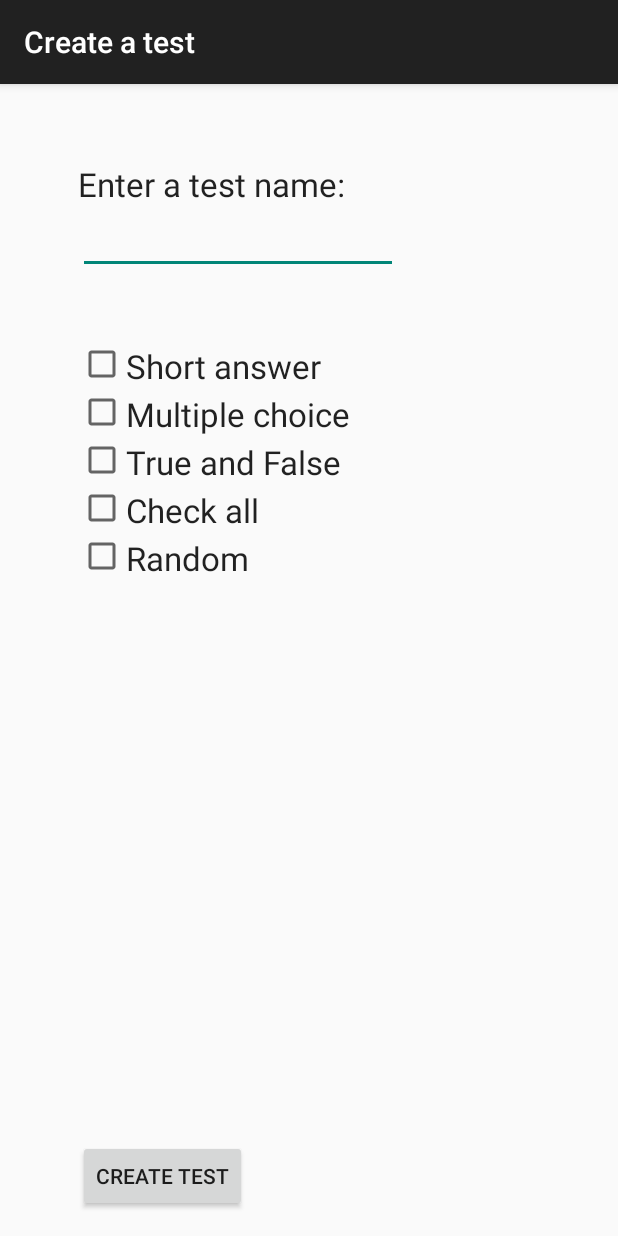
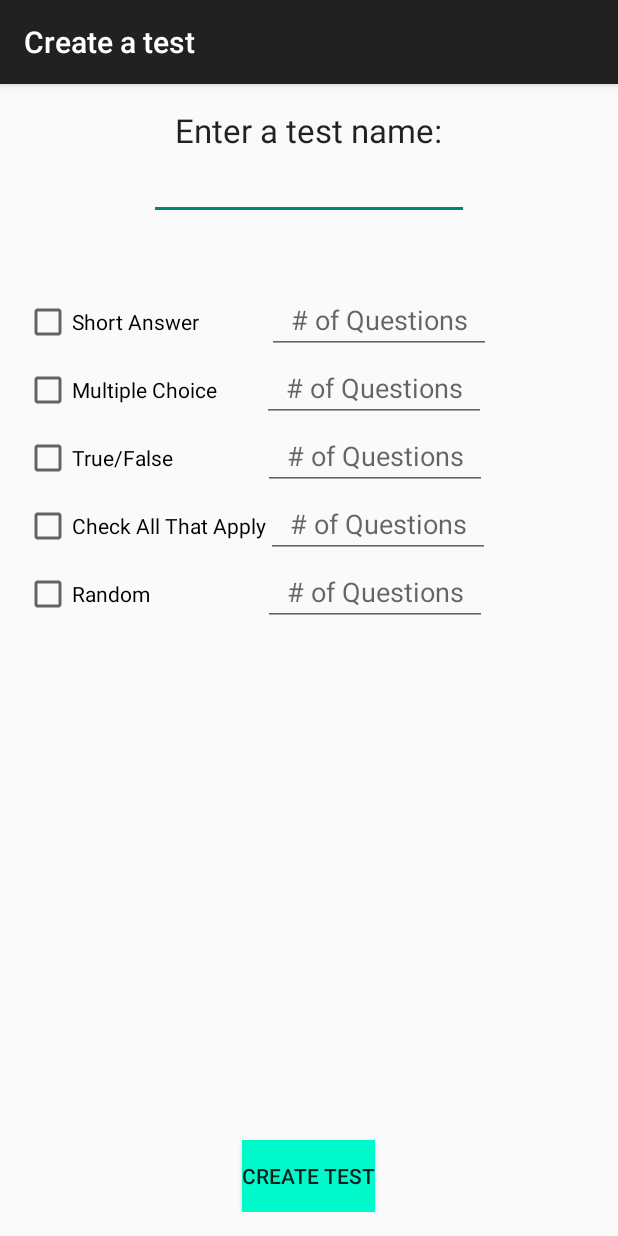
Before and after one commit to dhamilton13/quizapp, an Android app: the CreateTest screen opened directly, with no data from a screen before it, on a phone screen of 412 x 824 dp. Run offline under Robolectric (Android 15) with nearby library versions, the phone set to English and light mode, and no system bars.

Commit message:
Randomize with ammount of cards

```diff
--- a/app/src/main/java/com/example/quizletclone/ApplicationDatabase.java
+++ b/app/src/main/java/com/example/quizletclone/ApplicationDatabase.java
@@ -22,6 +22,13 @@ public class ApplicationDatabase extends SQLiteOpenHelper {
     private static final String COL_6_T2 = "CA";
     private static final String COL_7_T2 = "FLASHCARDS";
     private static final String COL_8_T2 = "RA";
+
+    private static final String COL_9_T2 = "SANUM";
+    private static final String COL_10_T2 = "MCNUM";
+    private static final String COL_11_T2 = "TFNUM";
+    private static final String COL_12_T2 = "CANUM";
+    private static final String COL_13_T2 = "RANUM";
+
     private static final String COL_1_T1 = "QUESTION";
     private static final String COL_2_T1 = "ANSWER";
     private static final String COL_3_T1 = "TAG";
@@ -38,7 +45,7 @@ public class ApplicationDatabase extends SQLiteOpenHelper {
     @Override
     public void onCreate(SQLiteDatabase db)  {
         db.execSQL("create table " + TABLE_3_NAME + "(TAG TEXT UNIQUE)");
-        db.execSQL("create table " + TABLE_2_NAME + "(NAME TEXT, DYNAMIC INT, SA INT, MC INT, TF INT, CA INT, RA INT, FLASHCARDS TEXT)");
+        db.execSQL("create table " + TABLE_2_NAME + "(NAME TEXT, DYNAMIC INT, SA INT, MC INT, TF INT, CA INT, RA INT, FLASHCARDS TEXT, SANUM INT, MCNUM INT, TFNUM, CANUM INT, RANUM INT)");
         db.execSQL("create table " + TABLE_NAME + "(QUESTION TEXT, ANSWER TEXT, TAG TEXT, CATEGORY TEXT, ANSWERLIST TEXT)");
     }
 
@@ -68,7 +75,8 @@ public class ApplicationDatabase extends SQLiteOpenHelper {
     }
 
     public boolean insertTestData(String testName, boolean isDynamic, boolean isSA, boolean isMC,
-                                  boolean isTF, boolean isCA, boolean isRA, String flashcards) {
+                                  boolean isTF, boolean isCA, boolean isRA, String flashcards,
+                                  int saNum, int mcNum, int tfNum, int caNum, int raNum) {
         SQLiteDatabase db = this.getWritableDatabase();
         ContentValues contentValues = new ContentValues();
         contentValues.put(COL_1_T2, testName);
@@ -79,6 +87,11 @@ public class ApplicationDatabase extends SQLiteOpenHelper {
         contentValues.put(COL_6_T2, isCA);
         contentValues.put(COL_8_T2, isRA);
         contentValues.put(COL_7_T2, flashcards);
+        contentValues.put(COL_9_T2, saNum);
+        contentValues.put(COL_10_T2, mcNum);
+        contentValues.put(COL_11_T2, tfNum);
+        contentValues.put(COL_12_T2, caNum);
+        contentValues.put(COL_13_T2, raNum);
 
         long result = db.insert(TABLE_2_NAME, null, contentValues);
 
--- a/app/src/main/res/layout/activity_create_test.xml
+++ b/app/src/main/res/layout/activity_create_test.xml
@@ -1,11 +1,12 @@
 <?xml version="1.0" encoding="utf-8"?>
-<RelativeLayout xmlns:android="http://schemas.android.com/apk/res/android"
+<LinearLayout xmlns:android="http://schemas.android.com/apk/res/android"
     xmlns:tools="http://schemas.android.com/tools" android:layout_width="match_parent"
     android:layout_height="match_parent" android:paddingLeft="@dimen/activity_horizontal_margin"
     android:paddingRight="@dimen/activity_horizontal_margin"
     android:paddingTop="@dimen/activity_vertical_margin"
     android:paddingBottom="@dimen/activity_vertical_margin"
     android:id="@+id/layout"
+    android:orientation="vertical"
     tools:context="com.example.quizletclone.CreateTest">
 
     <TextView
@@ -14,12 +15,7 @@
         android:textAppearance="?android:attr/textAppearanceLarge"
         android:text="Enter a test name:"
         android:id="@+id/testName"
-        android:layout_marginLeft="36dp"
-        android:layout_marginStart="36dp"
-        android:layout_alignParentTop="true"
-        android:layout_alignParentLeft="true"
-        android:layout_alignParentStart="true"
-        android:layout_marginTop="36dp" />
+        android:layout_gravity="center"/>
 
     <EditText
         android:layout_width="wrap_content"
@@ -27,115 +23,164 @@
         android:inputType="textPersonName"
         android:ems="10"
         android:id="@+id/nameField"
-        android:layout_below="@+id/testName"
-        android:layout_alignLeft="@+id/testName"
-        android:layout_alignStart="@+id/testName" />
+        android:layout_gravity="center"/>
+
+    <!--<LinearLayout-->
+        <!--android:layout_width="wrap_content"-->
+        <!--android:layout_height="wrap_content"-->
+        <!--android:orientation="horizontal"-->
+        <!--android:layout_marginTop="44dp"-->
+        <!--android:layout_gravity="right">-->
+        <!--<TextView-->
+            <!--android:layout_width="0dp"-->
+            <!--android:layout_height="0dp"-->
+            <!--android:layout_weight="100"/>-->
+        <!--<TextView-->
+            <!--android:layout_width="wrap_content"-->
+            <!--android:layout_height="wrap_content"-->
+            <!--android:text="Number of Questions: "-->
+            <!--android:gravity="right"/>-->
+    <!--</LinearLayout>-->
+
+
+    <LinearLayout
+        android:layout_width="wrap_content"
+        android:layout_height="wrap_content"
+        android:orientation="horizontal"
+        android:id = "@+id/llSA"
+        android:layout_marginTop="44dp">
+
+        <CheckBox
+            android:layout_width="wrap_content"
+            android:layout_height="wrap_content"
+            android:id="@+id/shortAnswerCB"
+            android:checked="false"
+            android:text="Short Answer"/>
+        <EditText
+            android:layout_width="wrap_content"
+            android:layout_height="wrap_content"
+            android:layout_marginLeft="45dp"
+            android:ems="7"
+            android:id="@+id/etAmmountSA"
+            android:hint="# of Questions"
+            android:inputType="number"
+            android:gravity="center"/>
+
+    </LinearLayout>
+
+    <LinearLayout
+        android:layout_width="wrap_content"
+        android:layout_height="wrap_content"
+        android:orientation="horizontal"
+        android:id = "@+id/llMC">
+
+        <CheckBox
+            android:layout_width="wrap_content"
+            android:layout_height="wrap_content"
+            android:id="@+id/multipleChoiceCB"
+            android:checked="false"
+            android:text = "Multiple Choice"/>
+
+        <EditText
+            android:layout_marginLeft="30dp"
+            android:layout_width="wrap_content"
+            android:layout_height="wrap_content"
+            android:ems="7"
+            android:id="@+id/etAmmountMC"
+            android:hint="# of Questions"
+            android:inputType="number"
+            android:gravity="center"/>
+
+    </LinearLayout>
+
+    <LinearLayout
+        android:layout_width="wrap_content"
+        android:layout_height="wrap_content"
+        android:orientation="horizontal"
+        android:id = "@+id/llMC">
+
+        <CheckBox
+        android:layout_width="wrap_content"
+        android:layout_height="wrap_content"
+        android:id="@+id/trueFalseCB"
+        android:checked="false"
+        android:text = "True/False"/>
+
+        <EditText
+            android:layout_marginLeft="60dp"
+            android:layout_width="wrap_content"
+            android:layout_height="wrap_content"
+            android:ems="7"
+            android:id="@+id/etAmmountTF"
+            android:hint="# of Questions"
+            android:inputType="number"
+            android:gravity="center"/>
+
+    </LinearLayout>
+
+    <LinearLayout
+        android:layout_width="wrap_content"
+        android:layout_height="wrap_content"
+        android:orientation="horizontal"
+        android:id = "@+id/llMC">
+
+        <CheckBox
+            android:layout_width="wrap_content"
+            android:layout_height="wrap_content"
+            android:id="@+id/checkAllCB"
+            android:checked="false"
+            android:text = "Check All That Apply"
+            />
+        <EditText
+            android:layout_width="wrap_content"
+            android:layout_height="wrap_content"
+            android:ems="7"
+            android:id="@+id/etAmmountCA"
+            android:hint="# of Questions"
+            android:inputType="number"
+            android:gravity="center"
+            />
+
+    </LinearLayout>
+
+    <LinearLayout
+        android:layout_width="wrap_content"
+        android:layout_height="wrap_content"
+        android:orientation="horizontal"
+        android:id = "@+id/llMC">
+
+        <CheckBox
+            android:layout_width="wrap_content"
+            android:layout_height="wrap_content"
+            android:id="@+id/randomCB"
+            android:checked="false"
+            android:text = "Random"/>
+
+        <EditText
+            android:layout_marginLeft="75dp"
+            android:layout_width="wrap_content"
+            android:layout_height="wrap_content"
+            android:ems="7"
+            android:id="@+id/etAmmountRA"
+            android:hint="# of Questions"
+            android:inputType="number"
+            android:gravity="center"/>
+
+    </LinearLayout>
+
+
+    <TextView
+        android:layout_width="fill_parent"
+        android:layout_height="0dp"
+        android:layout_weight="1"/>
+
 
     <Button
         android:layout_width="wrap_content"
         android:layout_height="wrap_content"
         android:text="Create Test"
         android:id="@+id/createTest"
-        android:layout_alignParentBottom="true"
-        android:layout_alignLeft="@+id/nameField"
-        android:layout_alignStart="@+id/nameField" />
+        android:layout_gravity="center"
+        android:background="@color/YikYakish"/>
 
-    <CheckBox
-        android:layout_width="wrap_content"
-        android:layout_height="wrap_content"
-        android:id="@+id/shortAnswerCB"
-        android:layout_below="@+id/nameField"
-        android:layout_alignLeft="@+id/nameField"
-        android:layout_alignStart="@+id/nameField"
-        android:layout_marginTop="44dp"
-        android:checked="false" />
-
-    <CheckBox
-        android:layout_width="wrap_content"
-        android:layout_height="wrap_content"
-        android:id="@+id/multipleChoiceCB"
-        android:layout_below="@+id/shortAnswerCB"
-        android:layout_alignLeft="@+id/shortAnswerCB"
-        android:layout_alignStart="@+id/shortAnswerCB"
-        android:layout_alignRight="@+id/createTest"
-        android:layout_alignEnd="@+id/createTest"
-        android:checked="false" />
-
-    <CheckBox
-        android:layout_width="wrap_content"
-        android:layout_height="wrap_content"
-        android:id="@+id/trueFalseCB"
-        android:layout_below="@+id/multipleChoiceCB"
-        android:layout_alignLeft="@+id/multipleChoiceCB"
-        android:layout_alignStart="@+id/multipleChoiceCB"
-        android:checked="false" />
-
-    <CheckBox
-        android:layout_width="wrap_content"
-        android:layout_height="wrap_content"
-        android:id="@+id/checkAllCB"
-        android:layout_below="@+id/trueFalseCB"
-        android:layout_alignLeft="@+id/trueFalseCB"
-        android:layout_alignStart="@+id/trueFalseCB"
-        android:checked="false" />
-
-    <CheckBox
-        android:layout_width="wrap_content"
-        android:layout_height="wrap_content"
-        android:id="@+id/randomCB"
-        android:layout_below="@+id/checkAllCB"
-        android:layout_alignLeft="@+id/checkAllCB"
-        android:layout_alignStart="@+id/checkAllCB"
-        android:checked="false" />
-
-    <TextView
-        android:layout_width="wrap_content"
-        android:layout_height="wrap_content"
-        android:textAppearance="?android:attr/textAppearanceLarge"
-        android:text="Short answer"
-        android:id="@+id/saLabel"
-        android:layout_above="@+id/multipleChoiceCB"
-        android:layout_toRightOf="@+id/shortAnswerCB"
-        android:layout_toEndOf="@+id/shortAnswerCB" />
-
-    <TextView
-        android:layout_width="wrap_content"
-        android:layout_height="wrap_content"
-        android:textAppearance="?android:attr/textAppearanceLarge"
-        android:text="Multiple choice"
-        android:id="@+id/mcLabel"
-        android:layout_above="@+id/trueFalseCB"
-        android:layout_toRightOf="@+id/shortAnswerCB"
-        android:layout_toEndOf="@+id/shortAnswerCB" />
-
-    <TextView
-        android:layout_width="wrap_content"
-        android:layout_height="wrap_content"
-        android:textAppearance="?android:attr/textAppearanceLarge"
-        android:text="True and False"
-        android:id="@+id/tfLabel"
-        android:layout_alignBottom="@+id/trueFalseCB"
-        android:layout_toRightOf="@+id/trueFalseCB"
-        android:layout_toEndOf="@+id/trueFalseCB" />
-
-    <TextView
-        android:layout_width="wrap_content"
-        android:layout_height="wrap_content"
-        android:textAppearance="?android:attr/textAppearanceLarge"
-        android:text="Check all"
-        android:id="@+id/caLabel"
-        android:layout_above="@+id/randomCB"
-        android:layout_toRightOf="@+id/trueFalseCB"
-        android:layout_toEndOf="@+id/trueFalseCB" />
-
-    <TextView
-        android:layout_width="wrap_content"
-        android:layout_height="wrap_content"
-        android:textAppearance="?android:attr/textAppearanceLarge"
-        android:text="Random"
-        android:id="@+id/randomLabel"
-        android:layout_alignBottom="@+id/randomCB"
-        android:layout_toRightOf="@+id/checkAllCB"
-        android:layout_toEndOf="@+id/checkAllCB" />
-
-</RelativeLayout>
+</LinearLayout>
--- a/app/src/main/res/layout/activity_list_test_flashcards.xml
+++ b/app/src/main/res/layout/activity_list_test_flashcards.xml
@@ -16,7 +16,7 @@
         android:layout_width="70dp"
         android:layout_height="70dp"
         android:src="@drawable/ic_action"
-        android:background="@color/ColorPrimaryDark"
+        android:background="@color/YikYakish"
         android:id="@+id/imageButton"
         android:layout_gravity="bottom|right"
         android:layout_alignParentBottom="true"
--- a/app/src/main/res/values/colors.xml
+++ b/app/src/main/res/values/colors.xml
@@ -1,6 +1,7 @@
 <?xml version="1.0" encoding="utf-8"?>
 <resources>
     <color name="ColorPrimary">#FF5722</color>
+    <color name="YikYakish">#00FACC</color>
     <color name="ColorPrimaryDark">#E64A19</color>
     <color name="darker_gray">#616161</color>
 </resources>
```
Also changed, not shown: app/src/main/java/com/example/quizletclone/CreateTest.java (+235 -10 lines), app/src/main/java/com/example/quizletclone/ModelViewController.java (+11 -4 lines), app/src/main/java/com/example/quizletclone/Test.java (+119 -27 lines), app/src/main/res/drawable/custom_app_button.xml (added, +19 -0 lines), app/src/main/res/layout/activity_main.xml (+6 -3 lines), 342 other files.
